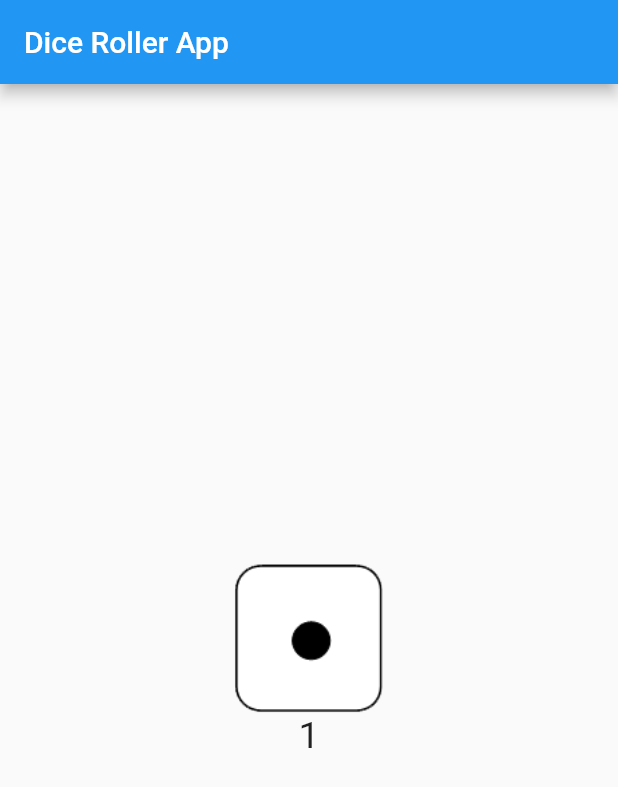
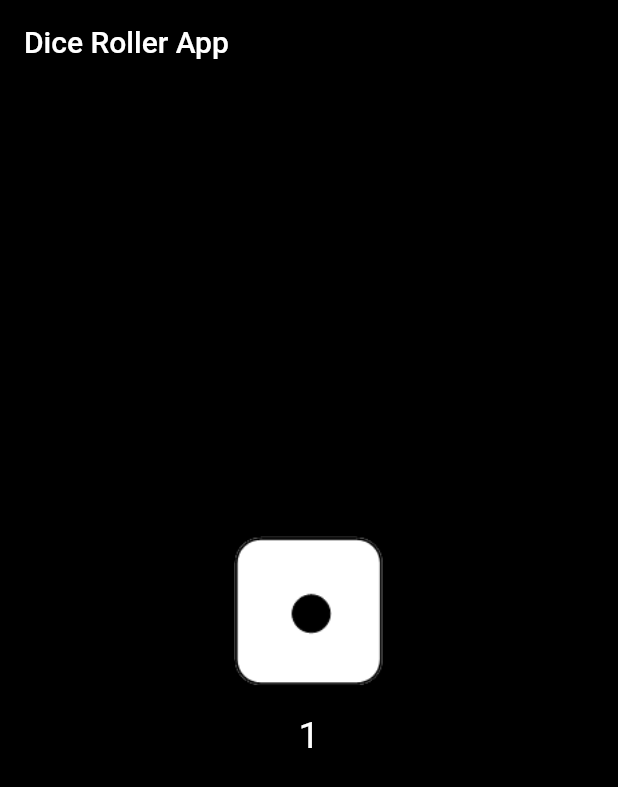
Before and after one commit to Saumyajain125/SimpleProjects, a Flutter app: the screen it shows after launch, on a phone screen of 412 x 824 dp. Shown: the top 787 px of the screen. Run offline on Flutter 3.47's test engine with Material 2 defaults, Android fonts, the phone set to English and light mode, and no system bars.

Commit message:
Color Changes

```diff
--- a/dice_roller/lib/main.dart
+++ b/dice_roller/lib/main.dart
@@ -35,7 +35,9 @@ class _HomePageState extends State<HomePage> {
   @override
   Widget build(BuildContext context) {
     return Scaffold(
+      backgroundColor: Colors.black,
       appBar: AppBar(
+        backgroundColor: Colors.black,
         title: Text('Dice Roller App'),
       ),
       body: Center(
@@ -49,10 +51,14 @@ class _HomePageState extends State<HomePage> {
                 height: 100,
                 width: 100,
               ),
-              Text(
-                "$_diceIndex",
-                style: TextStyle(
-                  fontSize: 25,
+              Padding(
+                padding: const EdgeInsets.all(18.0),
+                child: Text(
+                  "$_diceIndex",
+                  style: TextStyle(
+                    fontSize: 25,
+                    color: Colors.white
+                  ),
                 ),
               )
             ],
```
